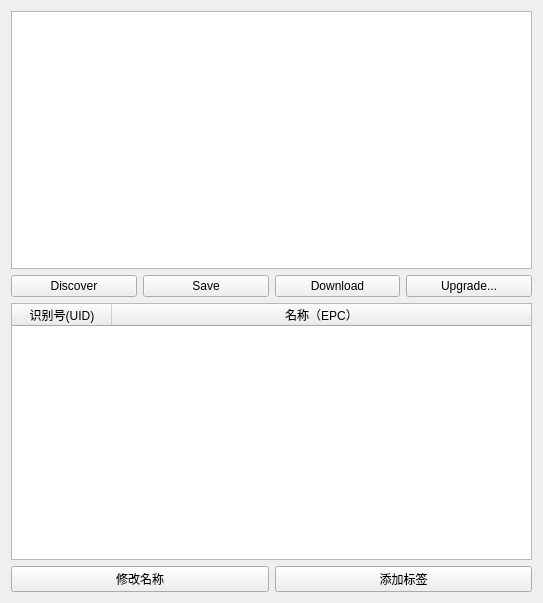
The window that iTmsGui/irdmview.ui (fzlgejiao/PTMS) describes before a commit, drawn with Qt 5.
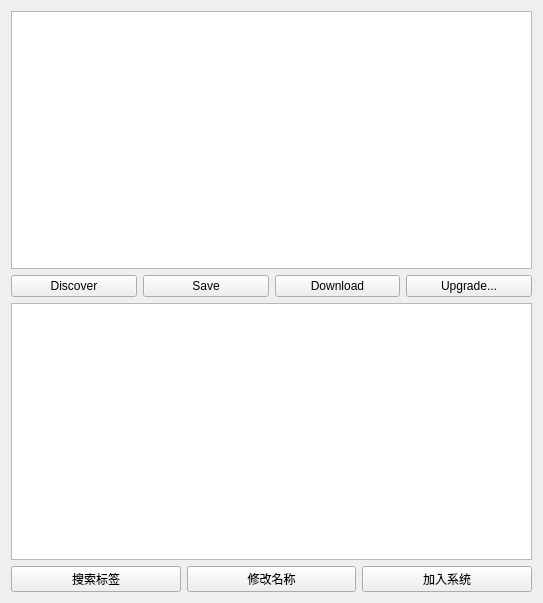
The same window after the commit.

Commit message: 1) add online tags in table view is ok 2) add edit tags in table view is ok 3) add online tag to edit tags is ok

Patch:
```diff
--- a/iTmsGui/irdmview.ui
+++ b/iTmsGui/irdmview.ui
@@ -72,30 +72,17 @@
     </layout>
    </item>
    <item>
-    <widget class="QTableWidget" name="tableTags">
-     <property name="minimumSize">
-      <size>
-       <width>0</width>
-       <height>150</height>
-      </size>
-     </property>
-     <attribute name="horizontalHeaderStretchLastSection">
-      <bool>true</bool>
-     </attribute>
-     <column>
-      <property name="text">
-       <string>识别号(UID)</string>
-      </property>
-     </column>
-     <column>
-      <property name="text">
-       <string>名称（EPC）</string>
-      </property>
-     </column>
-    </widget>
+    <widget class="QTableView" name="tableTags"/>
    </item>
    <item>
     <layout class="QHBoxLayout" name="horizontalLayout">
+     <item>
+      <widget class="QPushButton" name="btnFindTags">
+       <property name="text">
+        <string>搜索标签</string>
+       </property>
+      </widget>
+     </item>
      <item>
       <widget class="QPushButton" name="btnChangeEpc">
        <property name="text">
@@ -106,7 +93,7 @@
      <item>
       <widget class="QPushButton" name="btnAddTag">
        <property name="text">
-        <string>添加标签</string>
+        <string>加入系统</string>
        </property>
       </widget>
      </item>
```
Left out of the diff: 2 changed lines with no effect on the pictures. The commit also changes 13 other files.
